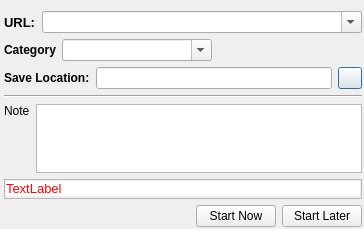
RA9OAJ/rexloader, file REXLoader/addtaskdialog.ui: the form before one commit.
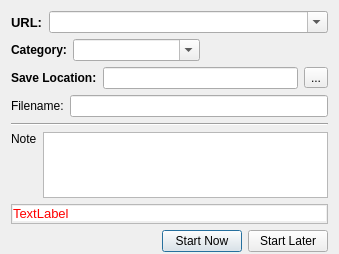
The form after the commit.

```diff
--- a/REXLoader/addtaskdialog.ui
+++ b/REXLoader/addtaskdialog.ui
@@ -6,20 +6,14 @@
    <rect>
     <x>0</x>
     <y>0</y>
-    <width>364</width>
-    <height>229</height>
+    <width>339</width>
+    <height>254</height>
    </rect>
   </property>
   <property name="windowTitle">
    <string>REXLoader - </string>
   </property>
   <layout class="QVBoxLayout" name="verticalLayout_3">
-   <property name="leftMargin">
-    <number>4</number>
-   </property>
-   <property name="rightMargin">
-    <number>2</number>
-   </property>
    <property name="bottomMargin">
     <number>2</number>
    </property>
@@ -79,7 +73,7 @@
         <string notr="true">font: bold 12px;</string>
        </property>
        <property name="text">
-        <string>Category</string>
+        <string>Category:</string>
        </property>
       </widget>
      </item>
@@ -140,24 +134,26 @@
       </widget>
      </item>
      <item>
-      <widget class="QPushButton" name="browseButton">
-       <property name="sizePolicy">
-        <sizepolicy hsizetype="Fixed" vsizetype="Fixed">
-         <horstretch>0</horstretch>
-         <verstretch>0</verstretch>
-        </sizepolicy>
+      <widget class="QToolButton" name="browseButton">
+       <property name="text">
+        <string>...</string>
        </property>
-       <property name="maximumSize">
-        <size>
-         <width>24</width>
-         <height>24</height>
-        </size>
-       </property>
+      </widget>
+     </item>
+    </layout>
+   </item>
+   <item>
+    <layout class="QHBoxLayout" name="horizontalLayout_6">
+     <item>
+      <widget class="QLabel" name="label_5">
        <property name="text">
-        <string/>
+        <string>Filename:</string>
        </property>
       </widget>
      </item>
+     <item>
+      <widget class="QLineEdit" name="fileName"/>
+     </item>
     </layout>
    </item>
    <item>
```
Left out of the diff: 1 changed line with no effect on the pictures.
